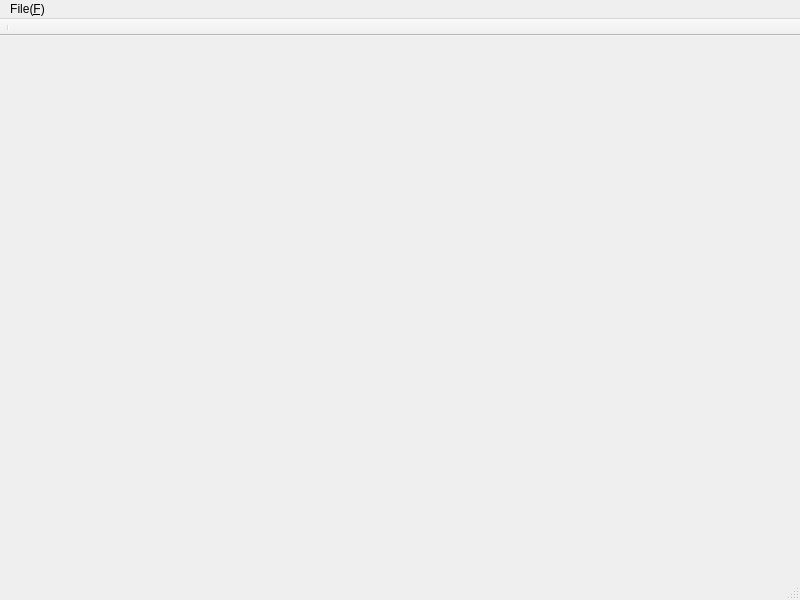
First picture: the form in src/ui/npg.ui, repository public0821/npg, before the edit.
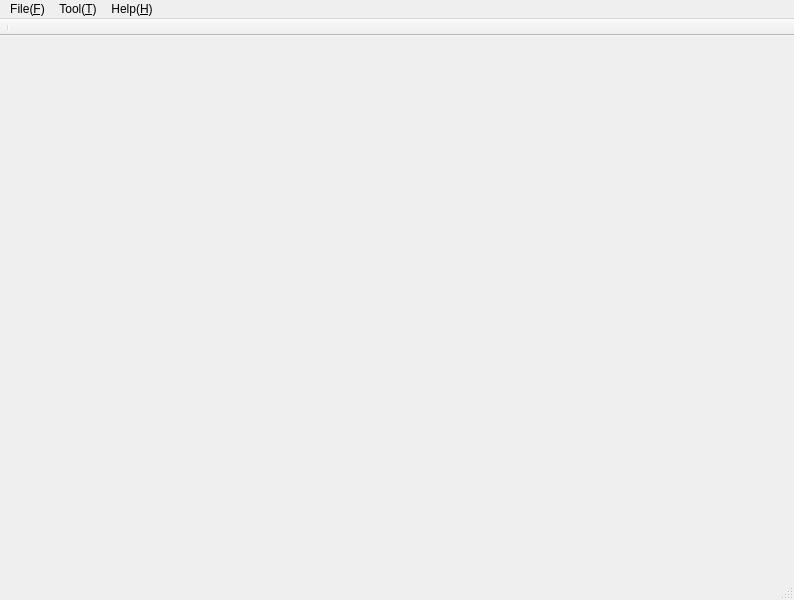
Second picture: the form after the edit. Icons and pictures are not drawn.

Commit message: add conversion tools for ip, time, hex, base64

```diff
--- a/src/ui/npg.ui
+++ b/src/ui/npg.ui
@@ -6,7 +6,7 @@
    <rect>
     <x>0</x>
     <y>0</y>
-    <width>800</width>
+    <width>794</width>
     <height>600</height>
    </rect>
   </property>
@@ -29,7 +29,7 @@
     <rect>
      <x>0</x>
      <y>0</y>
-     <width>800</width>
+     <width>794</width>
      <height>19</height>
     </rect>
    </property>
@@ -39,7 +39,24 @@
     </property>
     <addaction name="action_quit"/>
    </widget>
+   <widget class="QMenu" name="menuHelp">
+    <property name="title">
+     <string>Help(&amp;H)</string>
+    </property>
+    <addaction name="action_about"/>
+   </widget>
+   <widget class="QMenu" name="menuTool">
+    <property name="title">
+     <string>Tool(&amp;T)</string>
+    </property>
+    <addaction name="action_tool_hex"/>
+    <addaction name="action_tool_ip"/>
+    <addaction name="action_tool_time"/>
+    <addaction name="action_tool_base64"/>
+   </widget>
    <addaction name="menuFile"/>
+   <addaction name="menuTool"/>
+   <addaction name="menuHelp"/>
   </widget>
   <widget class="QStatusBar" name="statusbar"/>
   <widget class="QToolBar" name="toolBar">
```
Left out of the diff: 45 changed lines with no effect on the pictures. The commit also changes 55 other files.
